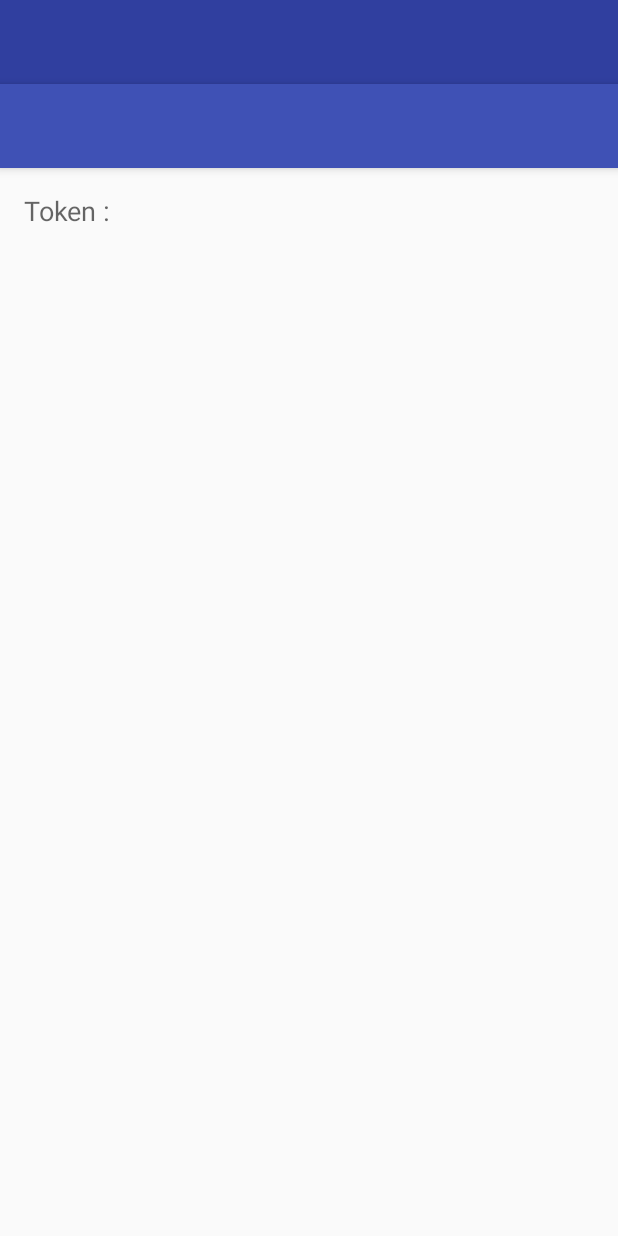
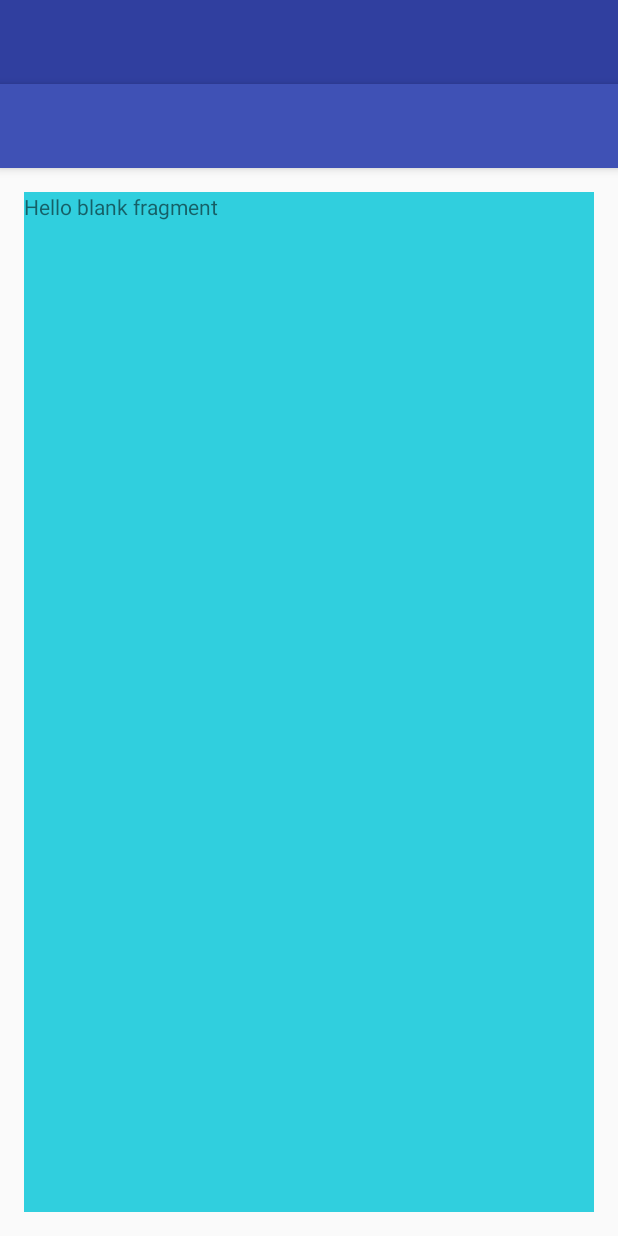
Before and after one commit to dwikuntobayu/androidapp, an Android app: the layout activity_thirteen.xml on its own in the app's theme, with its tools: preview values and no code run, on a phone screen of 412 x 824 dp. Run offline under Robolectric (Android 15) with nearby library versions, the phone set to English and light mode, and no system bars.

```diff
--- a/app/src/main/java/com/mdwikuntobayu/androidbasic/FiveActivity.java
+++ b/app/src/main/java/com/mdwikuntobayu/androidbasic/FiveActivity.java
@@ -35,10 +35,12 @@ public class FiveActivity extends AppCompatActivity {
     }
 
     public void change_fragment(View view) {
+//        FragmentManager fm = getSupportFragmentManager();
+//        FragmentTransaction ft = fm.beginTransaction();
         Fragment fragment;
         if(view == findViewById(R.id.fragment_one_btn)) {
             fragment = new FragmentOne();
-            android.support.v4.app.FragmentManager fm = getSupportFragmentManager();
+            FragmentManager fm = getSupportFragmentManager();
             FragmentTransaction ft = fm.beginTransaction();
             //this for send value to fragment
             //handle via Bundle
@@ -46,7 +48,7 @@ public class FiveActivity extends AppCompatActivity {
             bundle.putString("title_one", "Me from Activity class");
             fragment.setArguments(bundle);
             //end bundle
-            ft.replace(R.id.fragment_place, fragment);
+            ft.replace(R.id.fragment_place,  new FragmentOne());
             ft.commit();
         }
         if(view == findViewById(R.id.fragment_two_btn)) {
--- a/app/src/main/res/layout/content_thirteen.xml
+++ b/app/src/main/res/layout/content_thirteen.xml
@@ -33,4 +33,11 @@
         android:layout_toRightOf="@+id/tv_label_token"
         android:layout_toEndOf="@+id/tv_label_token"/>
 
+    <fragment
+        android:layout_width="match_parent"
+        android:layout_height="match_parent"
+        android:id="@+id/fragment_place"
+        android:name="com.mdwikuntobayu.androidbasic.FragmentOne"
+        ></fragment>
+
 </RelativeLayout>
```
Also changed, not shown: app/src/main/java/com/mdwikuntobayu/androidbasic/ThirteenActivity.java (+33 -1 lines).
